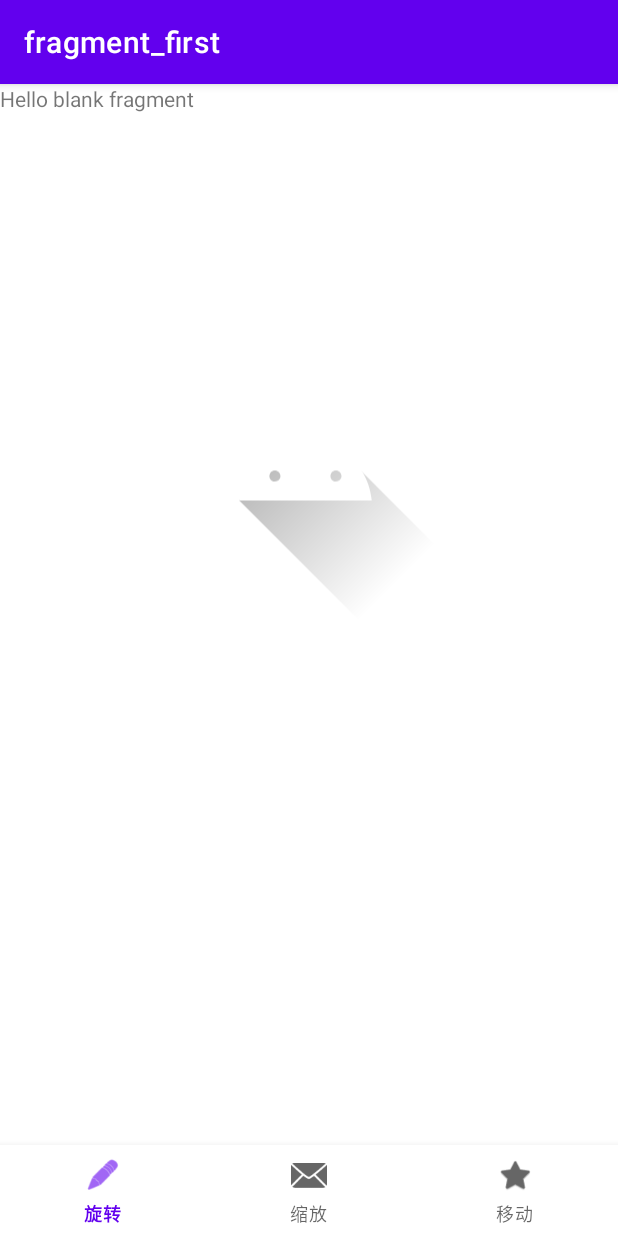
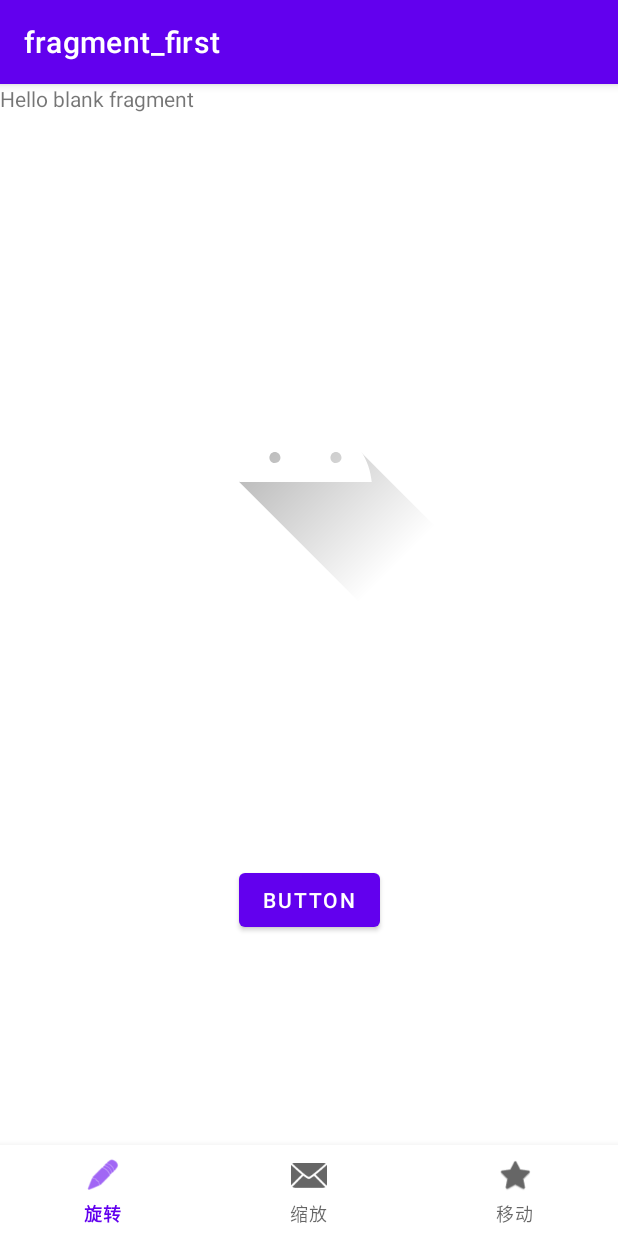
Before and after one commit to JayCRL/AndroidStudyProject, an Android app: the screen it shows after launch (MainActivity), on a phone screen of 412 x 824 dp. Run offline under Robolectric (Android 15) with nearby library versions, the phone set to English and light mode, and no system bars; our stand-ins replace data binding, navigation-ui.

Commit message:
Animation and Controll the component

```diff
--- /dev/null
+++ b/app/src/main/java/com/example/myapplication11/Fragment/firstFragment.java
@@ -0,0 +1,109 @@
+package com.example.myapplication11.Fragment;
+
+import android.animation.ObjectAnimator;
+import android.os.Bundle;
+
+import androidx.annotation.NonNull;
+import androidx.annotation.Nullable;
+import androidx.fragment.app.Fragment;
+
+import android.view.LayoutInflater;
+import android.view.View;
+import android.view.ViewGroup;
+import android.widget.Button;
+import android.widget.ImageView;
+
+import com.example.myapplication11.R;
+
+/**
+ * A simple {@link Fragment} subclass.
+ * Use the {@link firstFragment#newInstance} factory method to
+ * create an instance of this fragment.
+ */
+public class firstFragment extends Fragment {
+
+    // TODO: Rename parameter arguments, choose names that match
+    // the fragment initialization parameters, e.g. ARG_ITEM_NUMBER
+    private static final String ARG_PARAM1 = "param1";
+    private static final String ARG_PARAM2 = "param2";
+
+    // TODO: Rename and change types of parameters
+    private String mParam1;
+    private String mParam2;
+
+    public firstFragment() {
+        // Required empty public constructor
+    }
+
+    /**
+     * Use this factory method to create a new instance of
+     * this fragment using the provided parameters.
+     *
+     * @param param1 Parameter 1.
+     * @param param2 Parameter 2.
+     * @return A new instance of fragment firstFragment.
+     */
+    // TODO: Rename and change types and number of parameters
+    public static firstFragment newInstance(String param1, String param2) {
+        firstFragment fragment = new firstFragment();
+        Bundle args = new Bundle();
+        args.putString(ARG_PARAM1, param1);
+        args.putString(ARG_PARAM2, param2);
+        fragment.setArguments(args);
+        return fragment;
+    }
+
+    @Override
+    public void onCreate(Bundle savedInstanceState) {
+        super.onCreate(savedInstanceState);
+        if (getArguments() != null) {
+            mParam1 = getArguments().getString(ARG_PARAM1);
+            mParam2 = getArguments().getString(ARG_PARAM2);
+        }
+    }
+
+    @Override
+    public View onCreateView(LayoutInflater inflater, ViewGroup container,
+                             Bundle savedInstanceState) {
+
+        // Inflate the layout for this fragment
+        return inflater.inflate(R.layout.fragment_first, container, false);
+    }
+
+    @Override
+    public void onViewCreated(@NonNull View view, @Nullable Bundle savedInstanceState) {
+        super.onViewCreated(view, savedInstanceState);
+        ImageView imageView=requireView().findViewById(R.id.imageView4);
+        Button button=requireView().findViewById(R.id.actionBtn1);
+        final ObjectAnimator objectAnimator=ObjectAnimator.ofFloat(imageView,"x",0,0);
+        final ObjectAnimator objectAnimatorY=ObjectAnimator.ofFloat(imageView,"y",0,0);
+        objectAnimator.setObjectValues(500);
+        //rotate
+        //        ObjectAnimator objectAnimator=ObjectAnimator.ofFloat(imageView,"rotation",0,0);
+        //scale
+//        ObjectAnimator objectAnimatorX=ObjectAnimator.ofFloat(imageView,"scaleX",0,0);
+//        ObjectAnimator objectAnimatorY=ObjectAnimator.ofFloat(imageView,"scaleY",0,0);
+//        objectAnimatorX.setDuration(500);
+//        objectAnimatorY.setDuration(500);
+        //Translation
+        button.setOnClickListener(view1 -> {
+            //rotate
+//            objectAnimator.setFloatValues(imageView.getRotation(),imageView.getRotation()+100);
+//            objectAnimator.start();
+            //scale
+//            if(!objectAnimatorX.isRunning()){
+//                objectAnimatorX.setFloatValues(imageView.getScaleX()+0.1f);
+//                objectAnimatorY.setFloatValues(imageView.getScaleY()+0.1f);
+//                objectAnimatorX.start();
+//                objectAnimatorY.start();
+//            }
+            if(!objectAnimator.isRunning()){
+                objectAnimator.setFloatValues(imageView.getX()+10,imageView.getY());
+                objectAnimatorY.setFloatValues(imageView.getX(),imageView.getY()+10);
+                objectAnimator.start();
+                objectAnimatorY.start();
+            }
+        });
+    }
+
+}
--- a/app/src/main/res/layout/fragment_first.xml
+++ b/app/src/main/res/layout/fragment_first.xml
@@ -4,7 +4,7 @@
     xmlns:tools="http://schemas.android.com/tools"
     android:layout_width="match_parent"
     android:layout_height="match_parent"
-    tools:context=".firstFragment">
+    tools:context=".Fragment.firstFragment">
 
     <!-- TODO: Update blank fragment layout -->
 
@@ -23,11 +23,24 @@
     <ImageView
         android:id="@+id/imageView4"
         android:layout_width="207dp"
-        android:layout_height="237dp"
+        android:layout_height="0dp"
         android:layout_marginStart="100dp"
         android:layout_marginTop="140dp"
+        android:layout_marginBottom="167dp"
         android:src="@drawable/ic_launcher_foreground"
+        app:layout_constraintBottom_toTopOf="@+id/actionBtn1"
         app:layout_constraintStart_toStartOf="parent"
         app:layout_constraintTop_toTopOf="parent" />
 
+    <Button
+        android:id="@+id/actionBtn1"
+        android:layout_width="wrap_content"
+        android:layout_height="wrap_content"
+        android:layout_marginBottom="139dp"
+        android:text="Button"
+        app:layout_constraintBottom_toBottomOf="parent"
+        app:layout_constraintEnd_toEndOf="parent"
+        app:layout_constraintStart_toStartOf="parent"
+        app:layout_constraintTop_toBottomOf="@+id/imageView4" />
+
 </androidx.constraintlayout.widget.ConstraintLayout>
--- a/app/src/main/res/layout/fragment_second.xml
+++ b/app/src/main/res/layout/fragment_second.xml
@@ -4,7 +4,7 @@
     xmlns:tools="http://schemas.android.com/tools"
     android:layout_width="match_parent"
     android:layout_height="match_parent"
-    tools:context=".secondFragment">
+    tools:context=".Fragment.secondFragment">
 
     <!-- TODO: Update blank fragment layout -->
 
--- a/app/src/main/res/layout/fragment_third.xml
+++ b/app/src/main/res/layout/fragment_third.xml
@@ -4,7 +4,7 @@
     xmlns:tools="http://schemas.android.com/tools"
     android:layout_width="match_parent"
     android:layout_height="match_parent"
-    tools:context=".thirdFragment">
+    tools:context=".Fragment.thirdFragment">
 
     <ImageView
         android:id="@+id/imageView5"
--- a/app/src/main/res/navigation/nav_graph.xml
+++ b/app/src/main/res/navigation/nav_graph.xml
@@ -56,17 +56,17 @@
         tools:layout="@layout/fragment_list_study_and_database_migration" />
     <fragment
         android:id="@+id/firstFragment2"
-        android:name="com.example.myapplication11.firstFragment"
+        android:name="com.example.myapplication11.Fragment.firstFragment"
         android:label="fragment_first"
         tools:layout="@layout/fragment_first" />
     <fragment
         android:id="@+id/secondFragment2"
-        android:name="com.example.myapplication11.secondFragment"
+        android:name="com.example.myapplication11.Fragment.secondFragment"
         android:label="fragment_second"
         tools:layout="@layout/fragment_second" />
     <fragment
         android:id="@+id/thirdFragment2"
-        android:name="com.example.myapplication11.thirdFragment"
+        android:name="com.example.myapplication11.Fragment.thirdFragment"
         android:label="fragment_third"
         tools:layout="@layout/fragment_third" />
 </navigation>
```
Also changed, not shown: app/src/main/java/com/example/myapplication11/Fragment/secondFragment.java (renamed from app/src/main/java/com/example/myapplication11/firstFragment.java, +10 -8 lines), app/src/main/java/com/example/myapplication11/Fragment/thirdFragment.java (renamed from app/src/main/java/com/example/myapplication11/secondFragment.java, +10 -8 lines), app/src/main/java/com/example/myapplication11/thirdFragment.java (deleted, +0 -64 lines).
